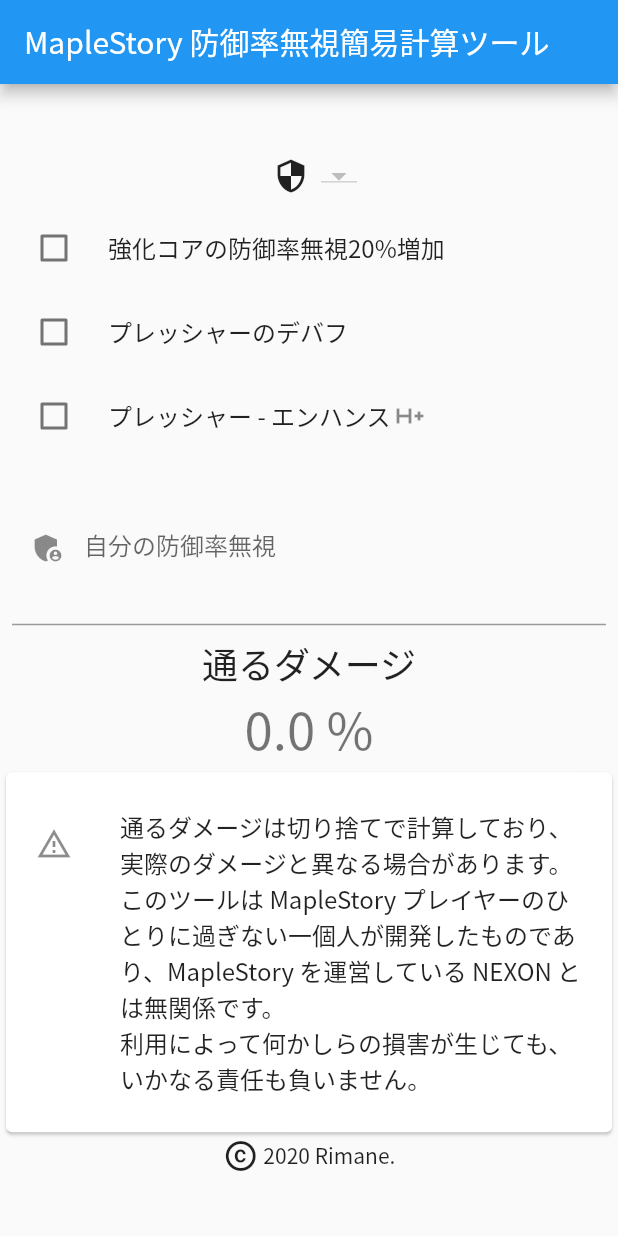
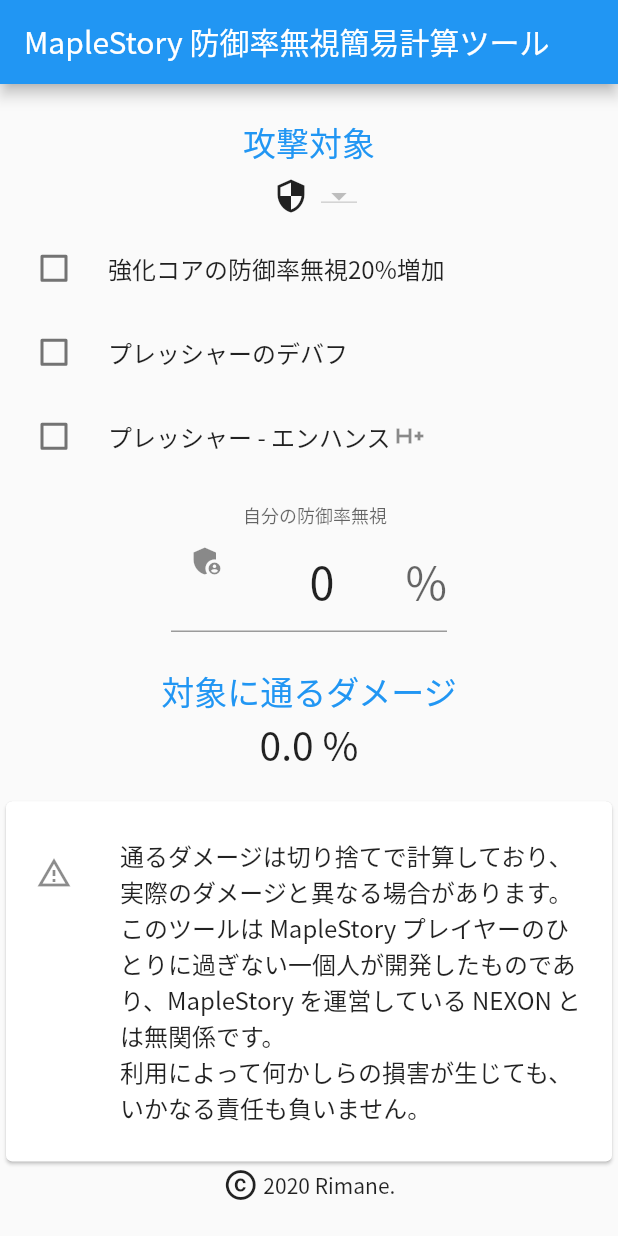
Before and after one commit to rimanem18/flutter-maplestory-ignore-guard, a Flutter app: the screen it shows after launch, on a phone screen of 412 x 824 dp. Run offline on Flutter 3.47's test engine with Material 2 defaults, Android fonts, the phone set to English and light mode, and no system bars; statements that could not run were skipped.

Commit message:
全体的なレイアウト調整

```diff
--- a/lib/main.dart
+++ b/lib/main.dart
@@ -33,7 +33,7 @@
 }
 
 class _MyHomePageState extends State<MyHomePage> {
-  final TextEditingController _ignoreValueController = TextEditingController();
+  late TextEditingController _ignoreValueController = TextEditingController();
 
   double _damage = 0;
   double _ignoreValue = 0.5;
@@ -49,7 +49,12 @@
   void initState() {
     super.initState();
     setMobList();
+    setIgnoreValue();
     _mobGuard = _mobList[0].value!;
+  }
+
+  void setIgnoreValue() {
+    _ignoreValueController = TextEditingController(text: '0');
   }
 
   void setMobList() {
@@ -121,10 +126,14 @@
       ),
       body: Center(
         child: ConstrainedBox(
-          constraints: const BoxConstraints(maxWidth: 980),
+          constraints: const BoxConstraints(maxWidth: 700),
           child: Column(
             mainAxisAlignment: MainAxisAlignment.center,
             children: <Widget>[
+              const Text(
+                '攻撃対象',
+                style: TextStyle(fontSize: 22, color: Colors.blue),
+              ),
               Row(
                 mainAxisAlignment: MainAxisAlignment.center,
                 children: <Widget>[
@@ -189,6 +198,7 @@
                   }),
               Container(
                 padding: const EdgeInsets.all(8.0),
+                width: 200,
                 child: Row(
                   mainAxisAlignment: MainAxisAlignment.center,
                   children: [
@@ -206,19 +216,26 @@
                           ),
                         ),
                         onChanged: (ignoreValue) => _damageCalc(ignoreValue),
-                        style: Theme.of(context).textTheme.headline4,
+                        style: const TextStyle(fontSize: 30),
                       ),
                     ),
                   ],
                 ),
               ),
-              Text(
-                '通るダメージ',
-                style: Theme.of(context).textTheme.headline5,
-              ),
-              Text(
-                '$_damage %',
-                style: Theme.of(context).textTheme.headline4,
+              Container(
+                padding: EdgeInsets.all(15.0),
+                child: Column(
+                  children: <Widget>[
+                    const Text(
+                      '対象に通るダメージ',
+                      style: TextStyle(fontSize: 22, color: Colors.blue),
+                    ),
+                    Text(
+                      '$_damage %',
+                      style: const TextStyle(fontSize: 26),
+                    ),
+                  ],
+                ),
               ),
               const Card(
                 child: ListTile(
```
